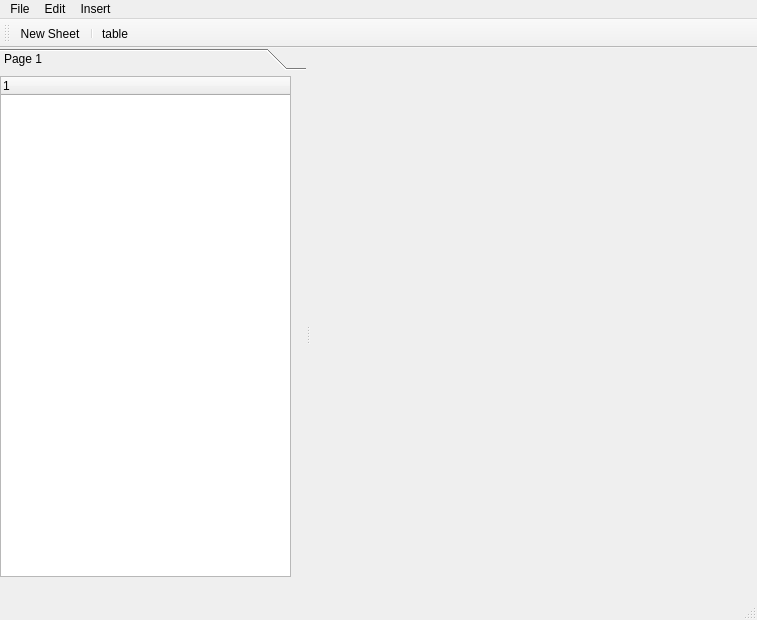
First picture: the form in mainwindow.ui, repository dacresni/Daedalus, before the edit.
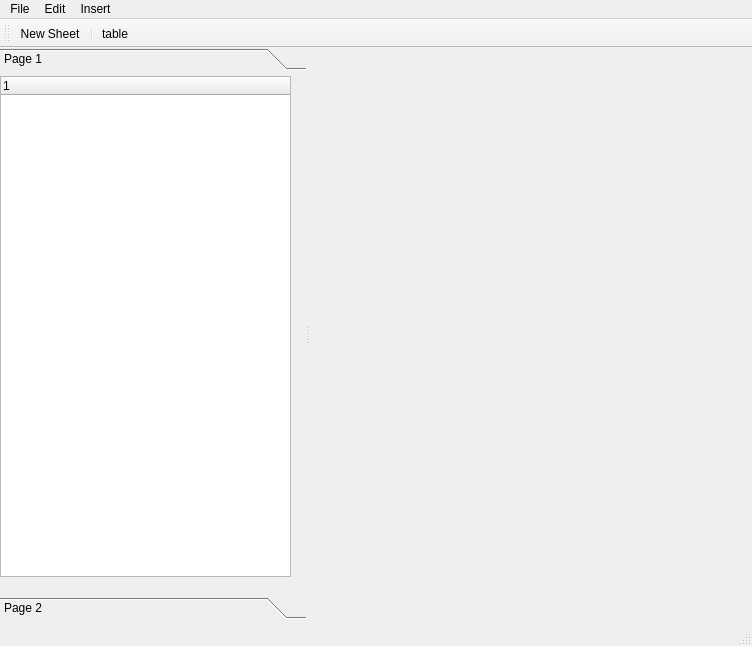
Second picture: the form after the edit.

```diff
--- a/mainwindow.ui
+++ b/mainwindow.ui
@@ -6,8 +6,8 @@
    <rect>
     <x>0</x>
     <y>0</y>
-    <width>757</width>
-    <height>620</height>
+    <width>752</width>
+    <height>646</height>
    </rect>
   </property>
   <property name="windowTitle">
@@ -27,6 +27,12 @@
      <enum>Qt::Horizontal</enum>
     </property>
     <widget class="QToolBox" name="toolbox">
+     <property name="sizePolicy">
+      <sizepolicy hsizetype="MinimumExpanding" vsizetype="Maximum">
+       <horstretch>0</horstretch>
+       <verstretch>0</verstretch>
+      </sizepolicy>
+     </property>
      <property name="currentIndex">
       <number>0</number>
      </property>
@@ -80,8 +86,8 @@
     <rect>
      <x>0</x>
      <y>0</y>
-     <width>757</width>
-     <height>22</height>
+     <width>752</width>
+     <height>25</height>
     </rect>
    </property>
    <widget class="QMenu" name="menuFile">
```
Left out of the diff: 8 changed lines with no effect on the pictures.
